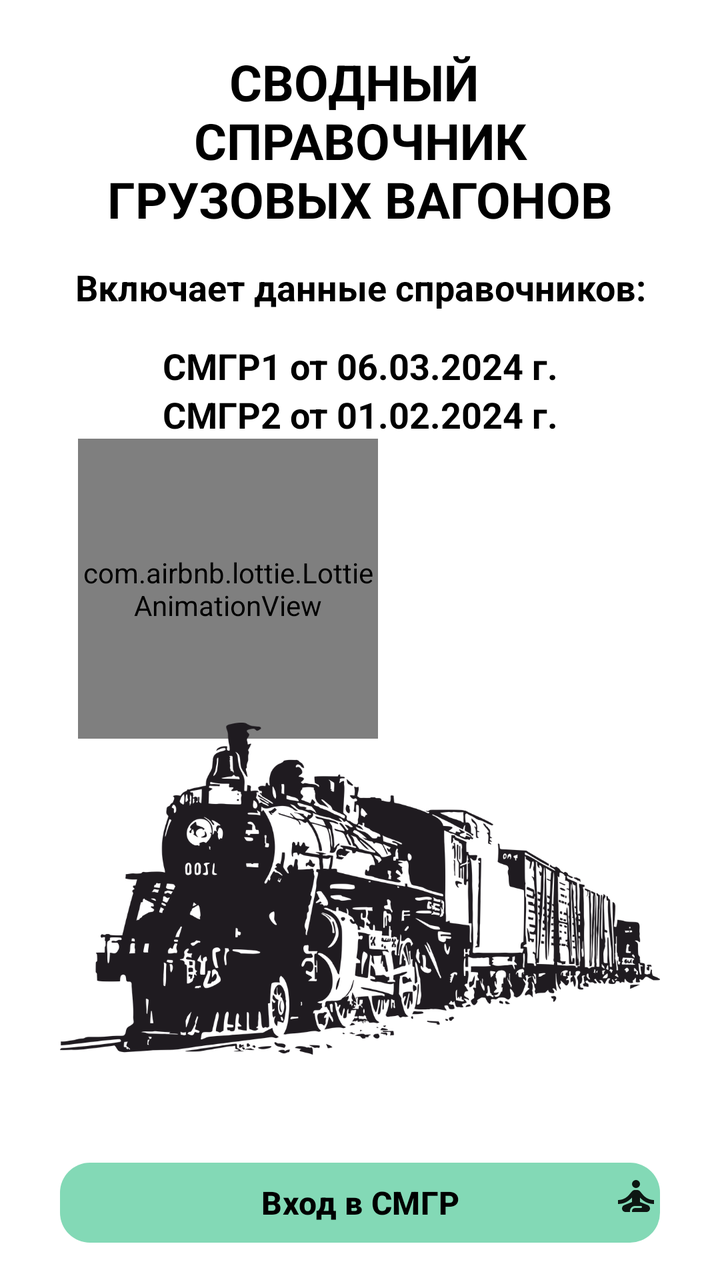
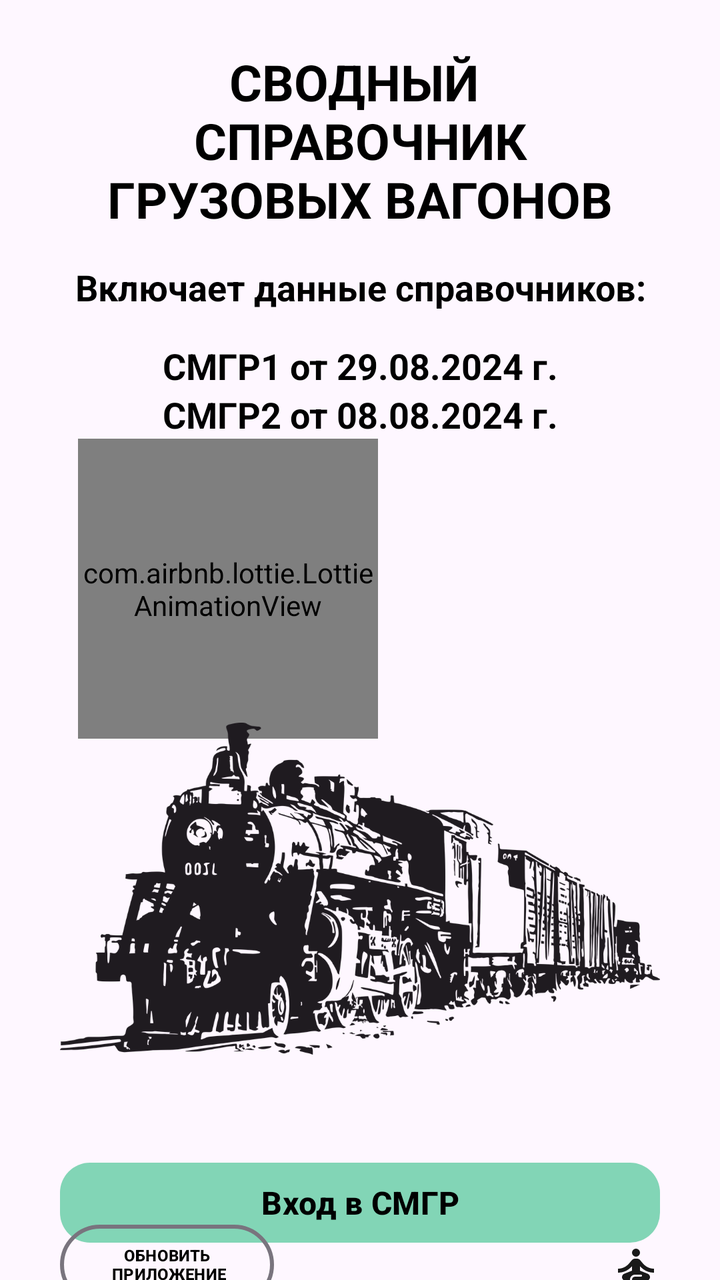

Two renders of the same Android screen: before a commit and after it. Below are the layout's source before the change and the commit's diff.
<!-- AndroidManifest.xml: application theme Theme.SMGRApp -->
<!-- res/layout/activity_main_end.xml -->
<?xml version="1.0" encoding="utf-8"?>
<androidx.constraintlayout.widget.ConstraintLayout xmlns:android="http://schemas.android.com/apk/res/android"
    xmlns:tools="http://schemas.android.com/tools"
    android:layout_width="match_parent"
    android:layout_height="match_parent"
    xmlns:app="http://schemas.android.com/apk/res-auto"
    tools:context=".ui.MainActivity"
    android:background="?attr/colorMainBackground">

    <androidx.appcompat.widget.LinearLayoutCompat
        android:id="@+id/containerTitle"
        android:layout_width="match_parent"
        android:layout_height="wrap_content"
        android:layout_marginTop="24dp"
        app:layout_constraintLeft_toLeftOf="parent"
        app:layout_constraintRight_toRightOf="parent"
        app:layout_constraintTop_toTopOf="parent">

        <com.google.android.material.textview.MaterialTextView
            android:id="@+id/title"
            style="@style/Main_Activity_Name_App"
            android:text="@string/txtView_title_name" />

    </androidx.appcompat.widget.LinearLayoutCompat>

    <androidx.appcompat.widget.LinearLayoutCompat
        android:id="@+id/containerData"
        android:layout_width="wrap_content"
        android:layout_height="wrap_content"
        app:layout_constraintTop_toBottomOf="@+id/containerTitle"
        app:layout_constraintLeft_toLeftOf="parent"
        app:layout_constraintRight_toRightOf="parent"
        android:paddingTop="@dimen/main_activity_txt_padding_top">

        <com.google.android.material.textview.MaterialTextView
            android:id="@+id/data"
            style="@style/Main_Activity_Txt"
            android:text="@string/txtView_about_guides"/>

    </androidx.appcompat.widget.LinearLayoutCompat>

    <androidx.appcompat.widget.LinearLayoutCompat
        android:id="@+id/containerSmgrDate"
        android:layout_width="wrap_content"
        android:layout_height="wrap_content"
        android:orientation="vertical"
        app:layout_constraintTop_toBottomOf="@+id/containerData"
        app:layout_constraintLeft_toLeftOf="parent"
        app:layout_constraintRight_toRightOf="parent"
        android:paddingTop="@dimen/main_activity_txt_padding_top">

        <com.google.android.material.textview.MaterialTextView
            android:id="@+id/smgr1Txt"
            style="@style/Main_Activity_Txt"
            android:text="@string/txtView_smgr1"/>

        <com.google.android.material.textview.MaterialTextView
            android:id="@+id/smgr2Txt"
            style="@style/Main_Activity_Txt"
            android:text="@string/txtView_smgr2"/>

    </androidx.appcompat.widget.LinearLayoutCompat>

    <FrameLayout
        android:id="@+id/layout_smoke"
        android:layout_width="wrap_content"
        android:layout_height="wrap_content"
        app:layout_constraintEnd_toEndOf="parent"
        app:layout_constraintHorizontal_bias="0.05"
        app:layout_constraintLeft_toLeftOf="parent"
        app:layout_constraintStart_toStartOf="@+id/titleImage"
        app:layout_constraintTop_toBottomOf="@+id/containerSmgrDate">

        <com.airbnb.lottie.LottieAnimationView
            android:id="@+id/smoke"
            android:layout_width="150dp"
            android:layout_height="150dp"
            app:layout_constraintBottom_toTopOf="@+id/titleImage"
            app:layout_constraintEnd_toEndOf="parent"
            app:layout_constraintStart_toStartOf="parent"
            app:lottie_autoPlay="true"
            app:lottie_loop="true"
            app:lottie_rawRes="@raw/smoke" />
    </FrameLayout>

    <TextView
        android:id="@+id/clickToStart"
        android:layout_width="wrap_content"
        android:layout_height="wrap_content"
        android:text="@string/main_activity_push_the_train_txt_view"
        app:layout_constraintBottom_toTopOf="@+id/titleImage"
        app:layout_constraintEnd_toEndOf="parent"
        android:visibility="gone"
        app:layout_constraintStart_toStartOf="parent" />

    <com.google.android.material.imageview.ShapeableImageView
        android:id="@+id/titleImage"
        android:layout_width="@dimen/main_activity_image_width"
        android:layout_height="@dimen/main_activity_image_height"
        android:layout_gravity="center"
        android:layout_marginTop="100dp"
        android:src="@drawable/title_image"
        app:layout_constraintLeft_toLeftOf="parent"
        app:layout_constraintRight_toRightOf="parent"
        app:layout_constraintTop_toBottomOf="@+id/containerSmgrDate" />

    <com.google.android.material.button.MaterialButton
        android:id="@+id/btnToSmgr"
        android:layout_width="@dimen/main_activity_btn_width"
        android:layout_height="wrap_content"
        style="@style/Widget.Material3.Button.Main_Activity_Btn"
        android:layout_marginTop="8dp"
        android:text="@string/btn_enter_smgr"
        app:layout_constraintLeft_toLeftOf="parent"
        app:layout_constraintRight_toRightOf="parent"
        app:layout_constraintTop_toBottomOf="@+id/titleImage" />

    <com.google.android.material.button.MaterialButton
        android:id="@+id/btnToOrv"
        style="@style/Widget.Material3.Button.Main_Activity_Btn"
        android:layout_width="@dimen/main_activity_btn_width"
        android:layout_height="wrap_content"
        android:layout_marginTop="16dp"
        android:text="@string/btn_enter_orv"
        app:layout_constraintBottom_toBottomOf="parent"
        app:layout_constraintLeft_toLeftOf="parent"
        app:layout_constraintRight_toRightOf="parent"
        app:layout_constraintTop_toBottomOf="@+id/btnToSmgr"
        app:layout_constraintVertical_bias="0.0" />

    <ImageButton
        android:id="@+id/btnHelp"
        android:layout_width="wrap_content"
        android:layout_height="wrap_content"
        android:layout_marginEnd="30dp"
        android:layout_marginBottom="30dp"
        android:background="@color/transparent"
        android:src="@drawable/ic_baseline_self_improvemen"
        app:layout_constraintBottom_toBottomOf="parent"
        app:layout_constraintEnd_toEndOf="parent"
        app:layout_constraintTop_toBottomOf="@+id/btnToOrv"
        app:layout_constraintVertical_bias="1.0" />

</androidx.constraintlayout.widget.ConstraintLayout>
<!-- resources referenced by this layout -->
<resources>
  <color name="transparent">#00FFFFFF</color>
  <dimen name="main_activity_btn_width">300dp</dimen>
  <dimen name="main_activity_image_height">250dp</dimen>
  <dimen name="main_activity_image_width">300dp</dimen>
  <dimen name="main_activity_txt_padding_top">15dp</dimen>
  <!-- drawable ic_baseline_self_improvemen (drawable) -->
  <vector xmlns:android="http://schemas.android.com/apk/res/android"
      android:width="24dp"
      android:height="24dp"
      android:alpha="0.9"
      android:viewportWidth="24"
      android:viewportHeight="24">
      <path
          android:fillColor="?attr/colorText"
          android:pathData="M12,6m-2,0a2,2 0,1 1,4 0a2,2 0,1 1,-4 0" />
      <path
          android:fillColor="?attr/colorText"
          android:pathData="M21,16v-2c-2.24,0 -4.16,-0.96 -5.6,-2.68l-1.34,-1.6C13.68,9.26 13.12,9 12.53,9h-1.05c-0.59,0 -1.15,0.26 -1.53,0.72l-1.34,1.6C7.16,13.04 5.24,14 3,14v2c2.77,0 5.19,-1.17 7,-3.25V15l-3.88,1.55C5.45,16.82 5,17.48 5,18.21C5,19.2 5.8,20 6.79,20H9v-0.5c0,-1.38 1.12,-2.5 2.5,-2.5h3c0.28,0 0.5,0.22 0.5,0.5S14.78,18 14.5,18h-3c-0.83,0 -1.5,0.67 -1.5,1.5V20h7.21C18.2,20 19,19.2 19,18.21c0,-0.73 -0.45,-1.39 -1.12,-1.66L14,15v-2.25C15.81,14.83 18.23,16 21,16z" />
  </vector>
  <string name="btn_enter_orv">Вход в памятку ОРВ</string>
  <string name="btn_enter_smgr">Вход в СМГР</string>
  <string name="main_activity_push_the_train_txt_view">Нажми на поезд</string>
  <string name="txtView_about_guides">Включает данные справочников:</string>
  <string name="txtView_smgr1">СМГР1 от 06.03.2024 г.</string>
  <string name="txtView_smgr2">СМГР2 от 01.02.2024 г.</string>
  <string name="txtView_title_name">СВОДНЫЙ \nСПРАВОЧНИК\nГРУЗОВЫХ ВАГОНОВ</string>
  <style name="Main_Activity_Name_App">
          <item name="android:layout_width">match_parent</item>
          <item name="android:layout_height">wrap_content</item>
          <item name="android:gravity">center</item>
          <item name="android:textColor">?attr/colorText</item>
          <item name="android:textSize">@dimen/main_activity_name_app_text_size</item>
          <item name="android:textStyle">bold</item>
      </style>
  <style name="Main_Activity_Txt">
          <item name="android:layout_width">match_parent</item>
          <item name="android:layout_height">wrap_content</item>
          <item name="android:gravity">center</item>
          <item name="android:textStyle">bold</item>
          <item name="android:textColor">?attr/colorText</item>
          <item name="android:textSize">@dimen/main_activity_info_app_text_size</item>
      </style>
  <style name="Widget.Material3.Button.Main_Activity_Btn">
          <item name="android:layout_gravity">center</item>
          <item name="cornerRadius">@dimen/main_activity_bnt_corner_radius</item>
          <item name="android:textStyle">bold</item>
          <item name="android:textColor">@color/black</item>
          <item name="android:textSize">16sp</item>
      </style>
  <dimen name="main_activity_name_app_text_size">25sp</dimen>
  <dimen name="main_activity_info_app_text_size">18sp</dimen>
  <dimen name="main_activity_bnt_corner_radius">15dp</dimen>
  <color name="black">#FF000000</color>
  <color name="main_color_light">#8009B36F</color>
  <color name="white">#FFFFFFFF</color>
  <color name="teal_200">#FF03DAC5</color>
  <color name="teal_700">#FF018786</color>
  <color name="static_txt_light">#6C6C6C</color>
  <color name="orv_background_color_light">#0D000000</color>
  <color name="play_btn_color_light">#BA1A1A</color>
  <!-- unchanged entries left out for length: 2 -->
</resources>

<!-- the commit's change to res/layout/activity_main_end.xml (unified diff, before → after) -->
@@ -1,11 +1,13 @@
 <?xml version="1.0" encoding="utf-8"?>
 <androidx.constraintlayout.widget.ConstraintLayout xmlns:android="http://schemas.android.com/apk/res/android"
+    xmlns:app="http://schemas.android.com/apk/res-auto"
     xmlns:tools="http://schemas.android.com/tools"
+    android:id="@+id/container"
     android:layout_width="match_parent"
     android:layout_height="match_parent"
-    xmlns:app="http://schemas.android.com/apk/res-auto"
-    tools:context=".ui.MainActivity"
-    android:background="?attr/colorMainBackground">
+    android:clickable="true"
+    android:focusable="true"
+    tools:context=".ui.MainActivity">
 
     <androidx.appcompat.widget.LinearLayoutCompat
         android:id="@+id/containerTitle"
@@ -27,15 +29,15 @@
         android:id="@+id/containerData"
         android:layout_width="wrap_content"
         android:layout_height="wrap_content"
-        app:layout_constraintTop_toBottomOf="@+id/containerTitle"
+        android:paddingTop="@dimen/main_activity_txt_padding_top"
         app:layout_constraintLeft_toLeftOf="parent"
         app:layout_constraintRight_toRightOf="parent"
-        android:paddingTop="@dimen/main_activity_txt_padding_top">
+        app:layout_constraintTop_toBottomOf="@+id/containerTitle">
 
         <com.google.android.material.textview.MaterialTextView
             android:id="@+id/data"
             style="@style/Main_Activity_Txt"
-            android:text="@string/txtView_about_guides"/>
+            android:text="@string/txtView_about_guides" />
 
     </androidx.appcompat.widget.LinearLayoutCompat>
 
@@ -44,20 +46,20 @@
         android:layout_width="wrap_content"
         android:layout_height="wrap_content"
         android:orientation="vertical"
-        app:layout_constraintTop_toBottomOf="@+id/containerData"
+        android:paddingTop="@dimen/main_activity_txt_padding_top"
         app:layout_constraintLeft_toLeftOf="parent"
         app:layout_constraintRight_toRightOf="parent"
-        android:paddingTop="@dimen/main_activity_txt_padding_top">
+        app:layout_constraintTop_toBottomOf="@+id/containerData">
 
         <com.google.android.material.textview.MaterialTextView
             android:id="@+id/smgr1Txt"
             style="@style/Main_Activity_Txt"
-            android:text="@string/txtView_smgr1"/>
+            android:text="@string/txtView_smgr1" />
 
         <com.google.android.material.textview.MaterialTextView
             android:id="@+id/smgr2Txt"
             style="@style/Main_Activity_Txt"
-            android:text="@string/txtView_smgr2"/>
+            android:text="@string/txtView_smgr2" />
 
     </androidx.appcompat.widget.LinearLayoutCompat>
 
@@ -88,9 +90,9 @@
         android:layout_width="wrap_content"
         android:layout_height="wrap_content"
         android:text="@string/main_activity_push_the_train_txt_view"
+        android:visibility="gone"
         app:layout_constraintBottom_toTopOf="@+id/titleImage"
         app:layout_constraintEnd_toEndOf="parent"
-        android:visibility="gone"
         app:layout_constraintStart_toStartOf="parent" />
 
     <com.google.android.material.imageview.ShapeableImageView
@@ -106,9 +108,9 @@
 
     <com.google.android.material.button.MaterialButton
         android:id="@+id/btnToSmgr"
+        style="@style/Widget.Material3.Button.Main_Activity_Btn"
         android:layout_width="@dimen/main_activity_btn_width"
         android:layout_height="wrap_content"
-        style="@style/Widget.Material3.Button.Main_Activity_Btn"
         android:layout_marginTop="8dp"
         android:text="@string/btn_enter_smgr"
         app:layout_constraintLeft_toLeftOf="parent"
@@ -133,12 +135,25 @@
         android:layout_width="wrap_content"
         android:layout_height="wrap_content"
         android:layout_marginEnd="30dp"
-        android:layout_marginBottom="30dp"
         android:background="@color/transparent"
         android:src="@drawable/ic_baseline_self_improvemen"
-        app:layout_constraintBottom_toBottomOf="parent"
+        app:layout_constraintBottom_toBottomOf="@+id/btnCheckUpdate"
         app:layout_constraintEnd_toEndOf="parent"
+        app:layout_constraintTop_toTopOf="@+id/btnCheckUpdate" />
+
+    <com.google.android.material.button.MaterialButton
+        android:id="@+id/btnCheckUpdate"
+        style="@style/Widget.Material3.Button.OutlinedButton"
+        android:layout_width="wrap_content"
+        android:layout_height="wrap_content"
+        android:layout_marginTop="15dp"
+        android:text="ОБНОВИТЬ\n ПРИЛОЖЕНИЕ"
+        android:textColor="@color/black"
+        android:textSize="8sp"
+        android:textStyle="bold"
+        app:layout_constraintStart_toStartOf="@+id/btnToOrv"
         app:layout_constraintTop_toBottomOf="@+id/btnToOrv"
-        app:layout_constraintVertical_bias="1.0" />
+        app:strokeWidth="2dp" />
+
 
 </androidx.constraintlayout.widget.ConstraintLayout>
<!-- resource entries referenced after the edit -->
@@ -23,8 +23,8 @@
   <string name="btn_enter_smgr">Вход в СМГР</string>
   <string name="main_activity_push_the_train_txt_view">Нажми на поезд</string>
   <string name="txtView_about_guides">Включает данные справочников:</string>
-  <string name="txtView_smgr1">СМГР1 от 06.03.2024 г.</string>
-  <string name="txtView_smgr2">СМГР2 от 01.02.2024 г.</string>
+  <string name="txtView_smgr1">СМГР1 от 29.08.2024 г.</string>
+  <string name="txtView_smgr2">СМГР2 от 08.08.2024 г.</string>
   <string name="txtView_title_name">СВОДНЫЙ \nСПРАВОЧНИК\nГРУЗОВЫХ ВАГОНОВ</string>
   <style name="Main_Activity_Name_App">
           <item name="android:layout_width">match_parent</item>
